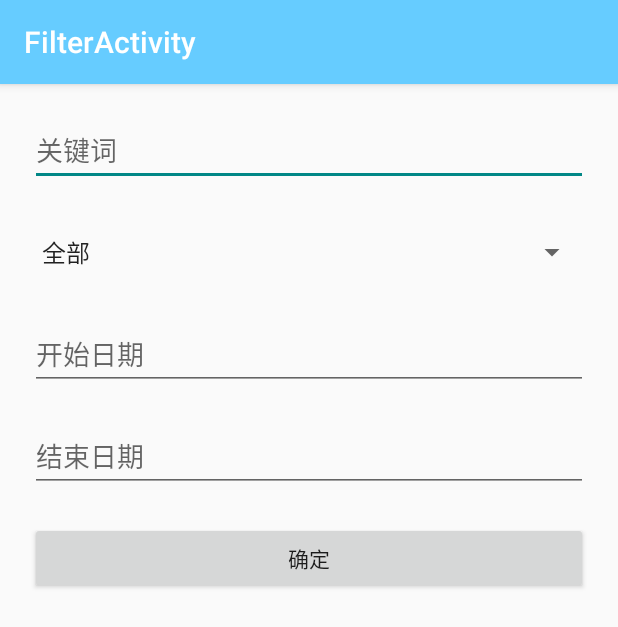
After one commit to Andonade/2023-THU-java, an Android app: the FilterActivity screen opened directly, with no data from a screen before it, on a phone screen of 412 x 824 dp. The commit adds this screen. Shown: the top 627 px of the screen. Run offline under Robolectric (Android 15) with nearby library versions, the phone set to English and light mode, and no system bars.

Commit message:
feat: filter complete

```diff
--- a/app/build.gradle
+++ b/app/build.gradle
@@ -33,6 +33,7 @@ dependencies {
     implementation 'androidx.appcompat:appcompat:1.6.1'
     implementation 'com.google.android.material:material:1.8.0'
     implementation 'androidx.constraintlayout:constraintlayout:2.1.4'
+    implementation 'androidx.preference:preference:1.2.0'
     testImplementation 'junit:junit:4.13.2'
     androidTestImplementation 'androidx.test.ext:junit:1.1.5'
     androidTestImplementation 'androidx.test.espresso:espresso-core:3.5.1'
--- a/app/src/main/AndroidManifest.xml
+++ b/app/src/main/AndroidManifest.xml
@@ -16,6 +16,10 @@
         android:theme="@style/AppTheme"
         tools:targetApi="31">
         <activity
+            android:name=".FilterActivity"
+            android:exported="false"
+            android:label="@string/title_activity_filter" />
+        <activity
             android:name=".DetailActivity"
             android:exported="false" />
         <activity
--- /dev/null
+++ b/app/src/main/java/com/mide/news/FilterActivity.java
@@ -0,0 +1,66 @@
+package com.mide.news;
+
+import androidx.appcompat.app.AppCompatActivity;
+
+import android.content.Intent;
+import android.os.Bundle;
+import android.view.View;
+import android.widget.AdapterView;
+import android.widget.Button;
+import android.widget.EditText;
+import android.widget.Spinner;
+
+public class FilterActivity extends AppCompatActivity {
+
+    private EditText wordsEditText;
+
+    private EditText startDateText;
+
+    private EditText endDateText;
+
+    private Button okButton;
+
+    private Spinner spinner;
+
+    private String category_selected;
+
+    @Override
+    protected void onCreate(Bundle savedInstanceState) {
+        super.onCreate(savedInstanceState);
+        setContentView(R.layout.activity_filter);
+
+        wordsEditText = findViewById(R.id.et_keyword);
+        startDateText = findViewById(R.id.et_start_date);
+        endDateText = findViewById(R.id.et_end_date);
+        okButton = findViewById(R.id.btn_ok);
+        spinner = findViewById(R.id.spinner_category);
+        spinner.setOnItemSelectedListener(new AdapterView.OnItemSelectedListener() {
+            @Override
+            public void onItemSelected(AdapterView<?> adapterView, View view, int pos, long l) {
+                category_selected = adapterView.getItemAtPosition(pos).toString();
+            }
+
+            @Override
+            public void onNothingSelected(AdapterView<?> adapterView) {
+                category_selected = "全部";
+            }
+        });
+
+        okButton.setOnClickListener(new View.OnClickListener() {
+            @Override
+            public void onClick(View view) {
+                filterOK();
+            }
+        });
+    }
+
+    private void filterOK() {
+        Intent intent = new Intent();
+        intent.putExtra("words", wordsEditText.getText().toString());
+        intent.putExtra("startDate", startDateText.getText().toString());
+        intent.putExtra("endDate", endDateText.getText().toString());
+        intent.putExtra("category", category_selected);
+        setResult(RESULT_OK, intent);
+        finish();
+    }
+}
--- /dev/null
+++ b/app/src/main/res/layout/activity_filter.xml
@@ -0,0 +1,60 @@
+<?xml version="1.0" encoding="utf-8"?>
+<androidx.constraintlayout.widget.ConstraintLayout xmlns:android="http://schemas.android.com/apk/res/android"
+    xmlns:app="http://schemas.android.com/apk/res-auto"
+    xmlns:tools="http://schemas.android.com/tools"
+    android:layout_width="match_parent"
+    android:layout_height="match_parent"
+    tools:context=".FilterActivity"
+    android:layout_gravity="center_vertical">
+
+    <EditText
+        android:id="@+id/et_keyword"
+        android:layout_width="match_parent"
+        android:layout_height="48dp"
+        android:layout_margin="20dp"
+        android:layout_marginTop="100dp"
+        android:hint="关键词"
+        android:inputType="text"
+        app:layout_constraintTop_toTopOf="parent"
+        tools:layout_editor_absoluteX="20dp" />
+
+    <Spinner
+        android:spinnerMode="dialog"
+        android:layout_width="match_parent"
+        android:layout_height="48dp"
+        android:id="@+id/spinner_category"
+        android:entries="@array/category"
+        android:layout_margin="20dp"
+        app:layout_constraintStart_toStartOf="parent"
+        app:layout_constraintTop_toBottomOf="@+id/et_keyword"
+        android:tooltipText="新闻类别"/>
+
+    <EditText
+        android:id="@+id/et_start_date"
+        android:layout_width="match_parent"
+        android:layout_height="48dp"
+        android:layout_margin="20dp"
+        android:layout_marginTop="100dp"
+        android:hint="开始日期"
+        android:inputType="date"
+        app:layout_constraintTop_toBottomOf="@+id/spinner_category"/>
+
+    <EditText
+        android:id="@+id/et_end_date"
+        android:layout_width="match_parent"
+        android:layout_height="48dp"
+        android:layout_margin="20dp"
+        android:layout_marginTop="100dp"
+        android:hint="结束日期"
+        android:inputType="date"
+        app:layout_constraintTop_toBottomOf="@+id/et_start_date"/>
+
+    <Button
+        android:layout_width="match_parent"
+        android:layout_height="wrap_content"
+        android:id="@+id/btn_ok"
+        android:text="确定"
+        android:layout_margin="20dp"
+        app:layout_constraintTop_toBottomOf="@+id/et_end_date"/>
+
+</androidx.constraintlayout.widget.ConstraintLayout>
--- /dev/null
+++ b/app/src/main/res/values/array.xml
@@ -0,0 +1,16 @@
+<?xml version="1.0" encoding="utf-8"?>
+<resources>
+    <string-array name="category">
+        <item>全部</item>
+        <item>娱乐</item>
+        <item>军事</item>
+        <item>教育</item>
+        <item>文化</item>
+        <item>健康</item>
+        <item>财经</item>
+        <item>体育</item>
+        <item>汽车</item>
+        <item>科技</item>
+        <item>社会</item>
+    </string-array>
+</resources>
```
Also changed, not shown: app/src/main/java/com/mide/news/MainActivity.java (+50 -7 lines), app/src/main/res/values/strings.xml (+16 -0 lines).
